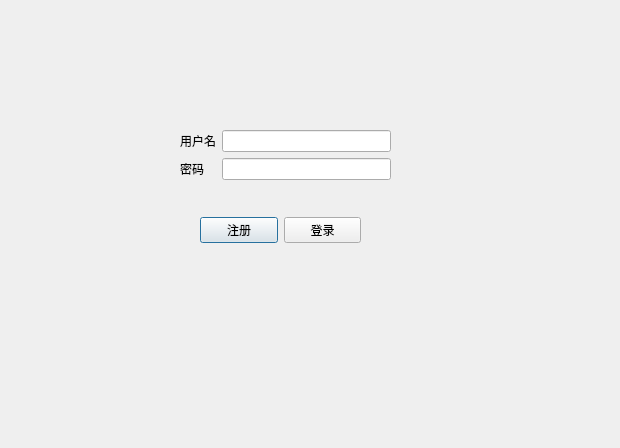
MarkosLEE/DataBase, file loaddialog.ui: the form before one commit.
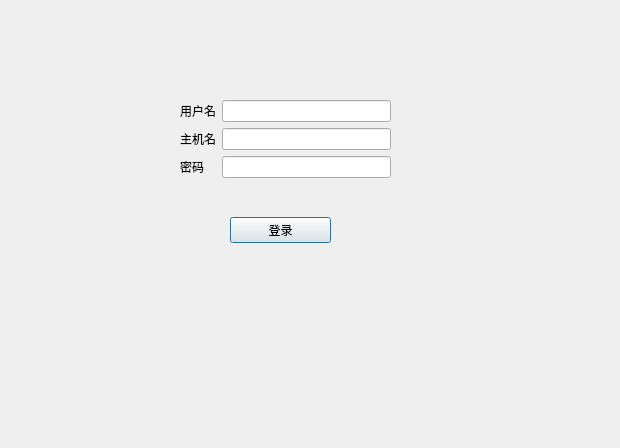
The form after the commit.

Patch:
```diff
--- a/loaddialog.ui
+++ b/loaddialog.ui
@@ -16,20 +16,13 @@
   <widget class="QWidget" name="horizontalLayoutWidget">
    <property name="geometry">
     <rect>
-     <x>200</x>
+     <x>230</x>
      <y>200</y>
-     <width>161</width>
+     <width>101</width>
      <height>61</height>
     </rect>
    </property>
    <layout class="QHBoxLayout" name="horizontalLayout">
-    <item>
-     <widget class="QPushButton" name="pushButton_2">
-      <property name="text">
-       <string>注册</string>
-      </property>
-     </widget>
-    </item>
     <item>
      <widget class="QPushButton" name="pushButton">
       <property name="text">
@@ -43,9 +36,9 @@
    <property name="geometry">
     <rect>
      <x>180</x>
-     <y>130</y>
+     <y>100</y>
      <width>211</width>
-     <height>61</height>
+     <height>98</height>
     </rect>
    </property>
    <layout class="QFormLayout" name="formLayout">
@@ -59,16 +52,33 @@
     <item row="0" column="1">
      <widget class="QLineEdit" name="LineEdit"/>
     </item>
-    <item row="1" column="0">
+    <item row="2" column="0">
      <widget class="QLabel" name="Label_2">
       <property name="text">
        <string>密码</string>
       </property>
      </widget>
     </item>
+    <item row="1" column="0">
+     <widget class="QLabel" name="Label_3">
+      <property name="text">
+       <string>主机名</string>
+      </property>
+     </widget>
+    </item>
     <item row="1" column="1">
      <widget class="QLineEdit" name="LineEdit_2"/>
     </item>
+    <item row="2" column="1">
+     <widget class="QLineEdit" name="LineEdit_3">
+      <property name="inputMask">
+       <string/>
+      </property>
+      <property name="echoMode">
+       <enum>QLineEdit::Password</enum>
+      </property>
+     </widget>
+    </item>
    </layout>
   </widget>
  </widget>
```
